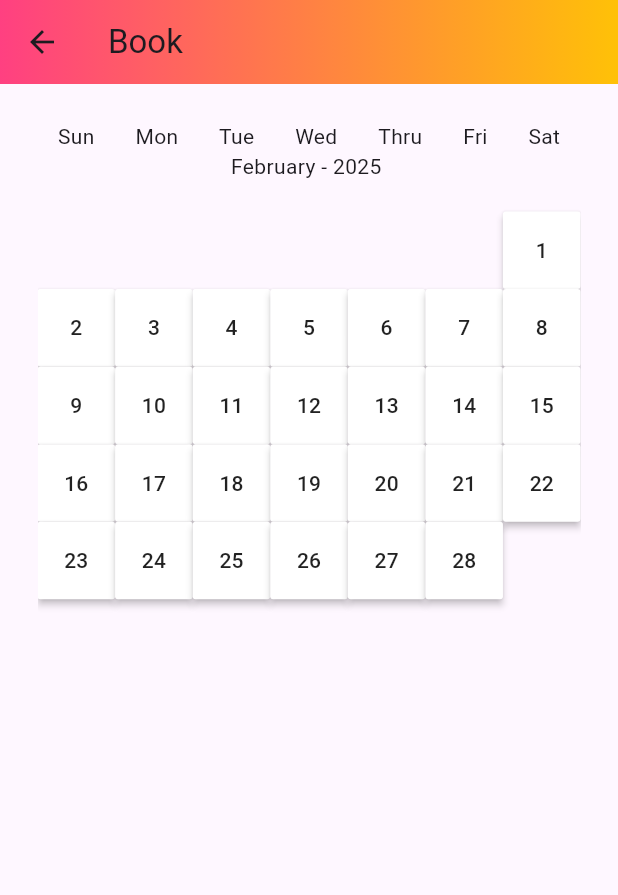
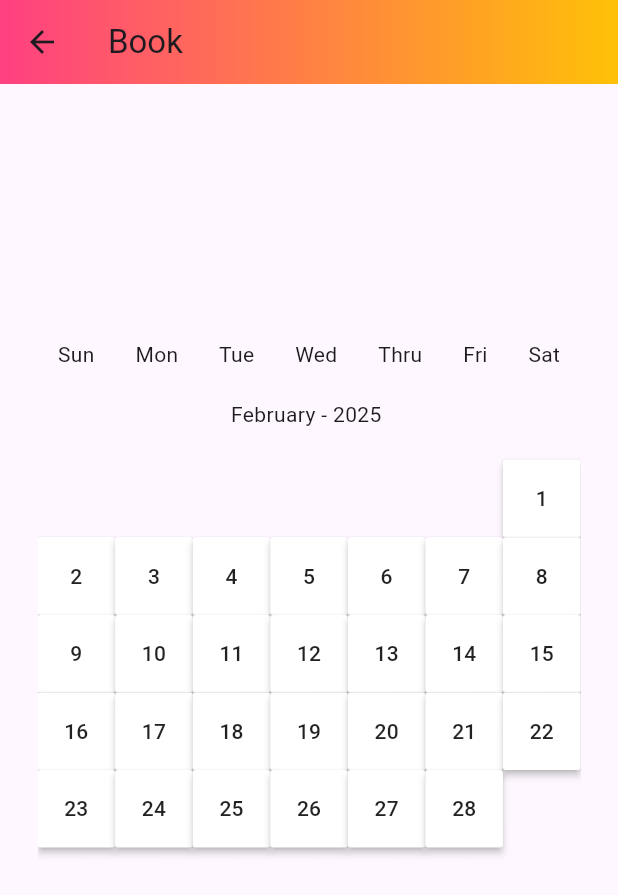
Before and after one commit to ujjwalmangalatreya/afnoghar, a Flutter app: the BookListingScreen screen opened directly with empty values, on a phone screen of 412 x 824 dp. Shown: the top 895 px of the screen. Run offline on Flutter 3.47's test engine with Material 3 defaults, Android fonts, the phone set to English and light mode, and no system bars; our stand-ins replace appwrite, custom_rating_bar, get, image_picker; network calls fail.

Commit message:
calender UI fixed

```diff
--- a/lib/view/guestScreens/book_listing_screen.dart
+++ b/lib/view/guestScreens/book_listing_screen.dart
@@ -89,6 +89,7 @@ class _BookListingScreenState extends State<BookListingScreen> {
       body: Padding(
         padding: EdgeInsets.fromLTRB(25, 25, 25, 0),
         child: Column(
+          mainAxisAlignment: MainAxisAlignment.center,
           children: [
             Row(
               mainAxisSize: MainAxisSize.max,
@@ -103,8 +104,9 @@ class _BookListingScreenState extends State<BookListingScreen> {
                 Text("Sat"),
               ],
             ),
-
-            SizedBox(
+            SizedBox(height: 20,),
+            Center(
+              child: SizedBox(
                 height: MediaQuery.of(context).size.height / 2,
                 child: (calendarWidgets.isEmpty) ? Container() :
                 PageView.builder(
@@ -115,6 +117,7 @@ class _BookListingScreenState extends State<BookListingScreen> {
 
                 ),
               ),
+            ),
           ],
         ),
       ),
```
Lines whose indentation alone changed are shown as unchanged.
